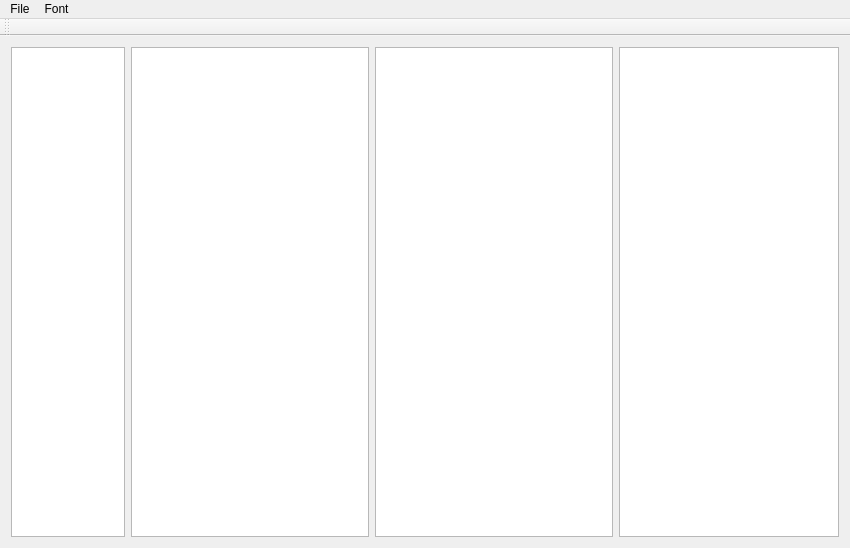
Before: the Qt Designer form qt/test2/mainwindow.ui in godthem90/Mac_Security_S4, drawn with Qt 5.
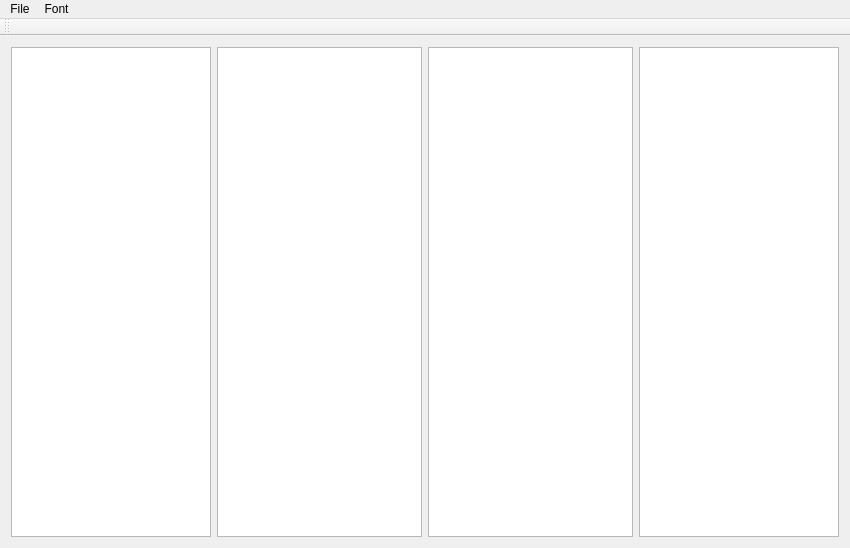
After: the same form once the commit is applied.

Patch:
```diff
--- a/qt/test2/mainwindow.ui
+++ b/qt/test2/mainwindow.ui
@@ -34,9 +34,15 @@
       </property>
       <item row="0" column="1">
        <widget class="QTableView" name="tableView_2">
+        <property name="minimumSize">
+         <size>
+          <width>200</width>
+          <height>0</height>
+         </size>
+        </property>
         <property name="maximumSize">
          <size>
-          <width>150</width>
+          <width>200</width>
           <height>16777215</height>
          </size>
         </property>
@@ -72,7 +78,7 @@
         </property>
         <property name="maximumSize">
          <size>
-          <width>300</width>
+          <width>200</width>
           <height>16777215</height>
          </size>
         </property>
```
